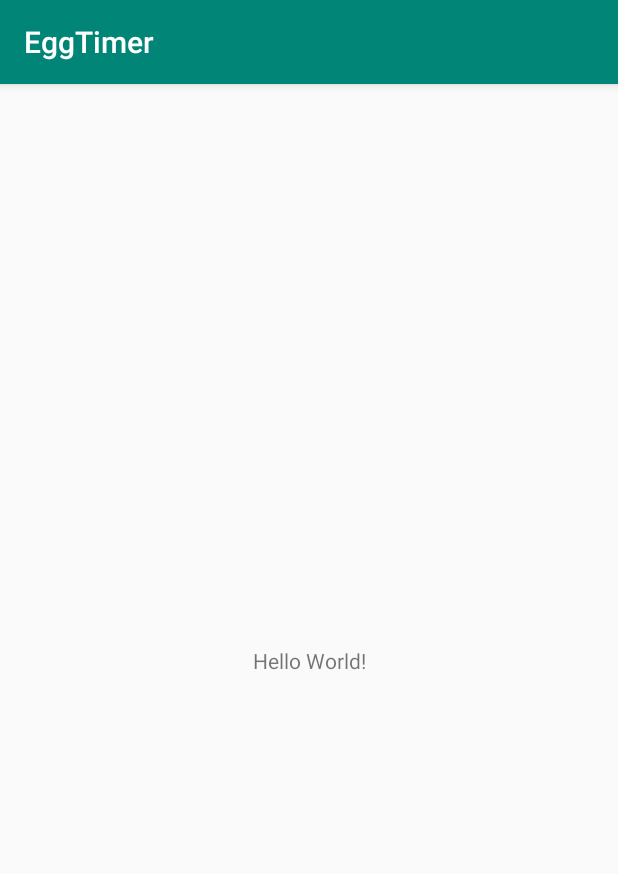
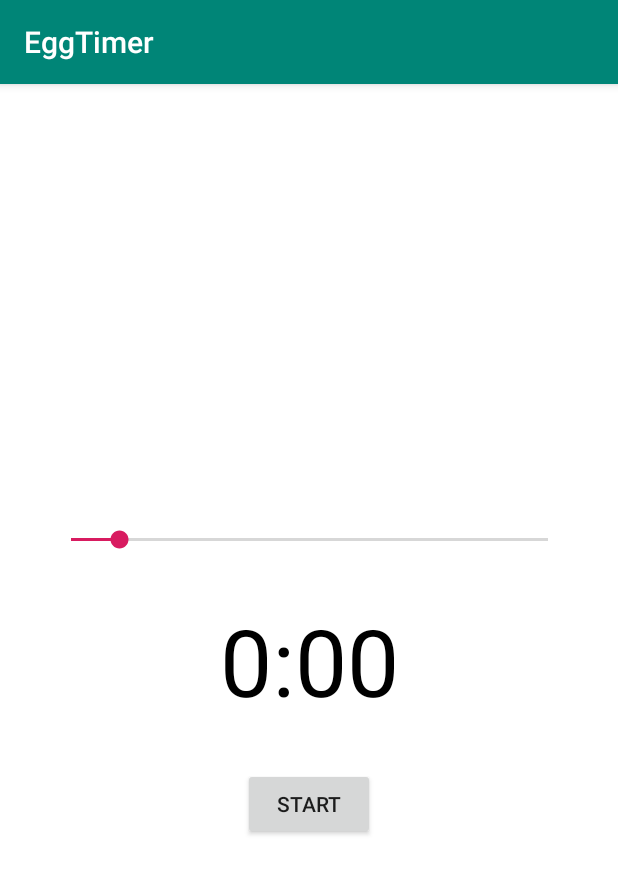
Before and after one commit to Sinc0/AndroidEggTimer, an Android app: the screen it shows after launch (MainActivity), on a phone screen of 412 x 824 dp. Shown: the top 874 px of the screen. Run offline under Robolectric (Android 15) with nearby library versions, the phone set to English and light mode, and no system bars.

Commit message:
Added basic elements

```diff
--- a/app/src/main/java/android/example/eggtimer/MainActivity.java
+++ b/app/src/main/java/android/example/eggtimer/MainActivity.java
@@ -2,13 +2,85 @@ package android.example.eggtimer;
 
 import androidx.appcompat.app.AppCompatActivity;
 
+import android.graphics.Color;
 import android.os.Bundle;
+import android.os.CountDownTimer;
+import android.util.Log;
+import android.view.View;
+import android.widget.Button;
+import android.widget.ImageView;
+import android.widget.SeekBar;
+import android.widget.TextView;
 
 public class MainActivity extends AppCompatActivity {
 
+    TextView textViewCounter;
+
+    public void onClickStartAlarm(View view) {
+        CountDownTimer Timer = new CountDownTimer(10000, 1000)
+        {
+            @Override
+            public void onTick(long millisUntilFinished) {
+
+            }
+
+            @Override
+            public void onFinish() {
+
+            }
+        }.start();
+    }
+
+    public void updateTimer(int secondsLeft)
+    {
+
+        int minutes = secondsLeft / 60;
+        int seconds = secondsLeft - (minutes * 60);
+        String m = Integer.toString(minutes);
+        String s = Integer.toString(seconds);
+
+        if (s.length() == 1)
+        {
+            s = "0" + s;
+        }
+
+        textViewCounter.setText(m + ":" + s);
+
+    }
+
     @Override
-    protected void onCreate(Bundle savedInstanceState) {
+    protected void onCreate(Bundle savedInstanceState)
+    {
         super.onCreate(savedInstanceState);
         setContentView(R.layout.activity_main);
+        getWindow().getDecorView().setBackgroundColor(Color.WHITE);
+
+        //Element variables
+        SeekBar seekBarAlarmTime = findViewById(R.id.seekBarAlarmTime);
+        TextView textViewCounter = findViewById(R.id.textViewCounter);
+        Button buttonStartAlarm = findViewById(R.id.buttonStartAlarm);
+
+        //SeekBar settings
+        seekBarAlarmTime.setMax(600);
+        seekBarAlarmTime.setProgress(60);
+
+        seekBarAlarmTime.setOnSeekBarChangeListener(new SeekBar.OnSeekBarChangeListener() {
+            @Override
+            public void onProgressChanged(SeekBar seekBar, int progress, boolean fromUser) {
+
+                updateTimer(progress);
+
+            }
+
+            @Override
+            public void onStartTrackingTouch(SeekBar seekBar) {
+
+            }
+
+            @Override
+            public void onStopTrackingTouch(SeekBar seekBar) {
+
+            }
+        });
     }
 }
--- a/app/src/main/res/layout/activity_main.xml
+++ b/app/src/main/res/layout/activity_main.xml
@@ -5,14 +5,41 @@
     android:layout_width="match_parent"
     android:layout_height="match_parent"
     tools:context=".MainActivity">
+    <!-- android:background="@drawable/eggforksfood17609" -->
+
+    <SeekBar
+        android:id="@+id/seekBarAlarmTime"
+        android:layout_width="350dp"
+        android:layout_height="wrap_content"
+        android:layout_marginBottom="30dp"
+        app:layout_constraintBottom_toTopOf="@+id/textViewCounter"
+        app:layout_constraintEnd_toEndOf="parent"
+        app:layout_constraintHorizontal_bias="0.5"
+        app:layout_constraintStart_toStartOf="parent" />
 
     <TextView
+        android:id="@+id/textViewCounter"
         android:layout_width="wrap_content"
         android:layout_height="wrap_content"
-        android:text="Hello World!"
+        android:text="0:00"
+        android:textColor="@android:color/black"
+        android:textSize="62sp"
         app:layout_constraintBottom_toBottomOf="parent"
-        app:layout_constraintLeft_toLeftOf="parent"
-        app:layout_constraintRight_toRightOf="parent"
+        app:layout_constraintEnd_toEndOf="parent"
+        app:layout_constraintHorizontal_bias="0.5"
+        app:layout_constraintStart_toStartOf="parent"
         app:layout_constraintTop_toTopOf="parent" />
 
+    <Button
+        android:id="@+id/buttonStartAlarm"
+        android:layout_width="wrap_content"
+        android:layout_height="wrap_content"
+        android:layout_marginTop="30dp"
+        android:onClick="onClickStartAlarm"
+        android:text="Start"
+        app:layout_constraintEnd_toEndOf="parent"
+        app:layout_constraintHorizontal_bias="0.5"
+        app:layout_constraintStart_toStartOf="parent"
+        app:layout_constraintTop_toBottomOf="@+id/textViewCounter" />
+
 </androidx.constraintlayout.widget.ConstraintLayout>
```
Also changed, not shown: app/src/main/res/drawable/eastereggs3343.jpg (added), app/src/main/res/drawable/eggforksfood17609.jpg (added).
